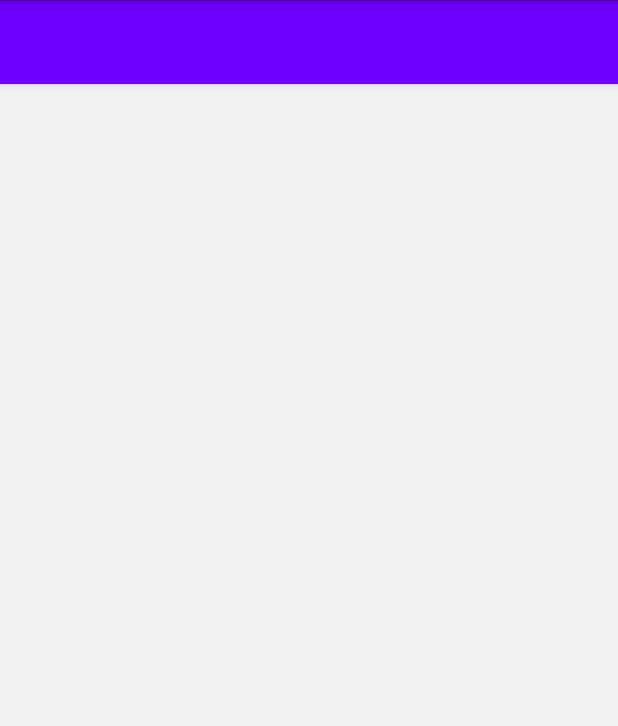
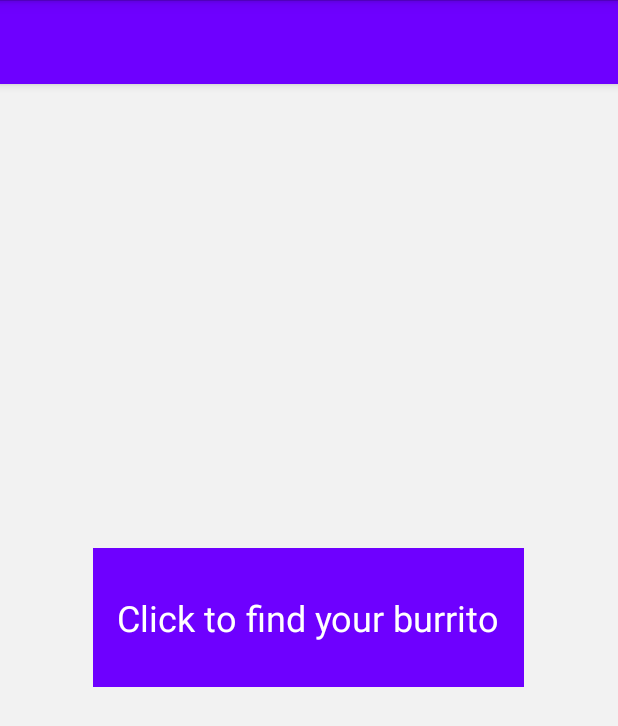
Before and after one commit to shiran82/burritolocatorkotlin, an Android app: the layout activity_main.xml on its own in the app's theme, with its tools: preview values and no code run, on a phone screen of 412 x 824 dp. Shown: the top 726 px of the screen. Run offline under Robolectric (Android 15) with nearby library versions, the phone set to English and light mode, and no system bars.

Commit message:
added button to init search

```diff
--- a/app/src/main/res/layout/activity_main.xml
+++ b/app/src/main/res/layout/activity_main.xml
@@ -1,6 +1,5 @@
 <?xml version="1.0" encoding="utf-8"?>
-<layout xmlns:android="http://schemas.android.com/apk/res/android"
-    xmlns:app="http://schemas.android.com/apk/res-auto">
+<layout xmlns:android="http://schemas.android.com/apk/res/android">
 
     <RelativeLayout
         android:layout_width="match_parent"
@@ -11,6 +10,20 @@
         <include
             android:id="@+id/toolbar"
             layout="@layout/view_toolbar" />
+
+        <Button
+            android:id="@+id/button_find_my_burrito"
+            android:layout_width="wrap_content"
+            android:layout_height="wrap_content"
+            android:layout_centerInParent="true"
+            android:background="@color/burrito_purple"
+            android:paddingLeft="16dp"
+            android:paddingRight="16dp"
+            android:paddingBottom="30dp"
+            android:paddingTop="30dp"
+            android:textSize="24dp"
+            android:text="Click to find your burrito"
+            android:textColor="@android:color/white" />
 
         <ProgressBar
             android:id="@+id/progress_bar"
```
Also changed, not shown: app/src/main/java/com/example/shiranpeer/burritolocator/screen/mainActivity/MainActivity.java (+27 -8 lines).
